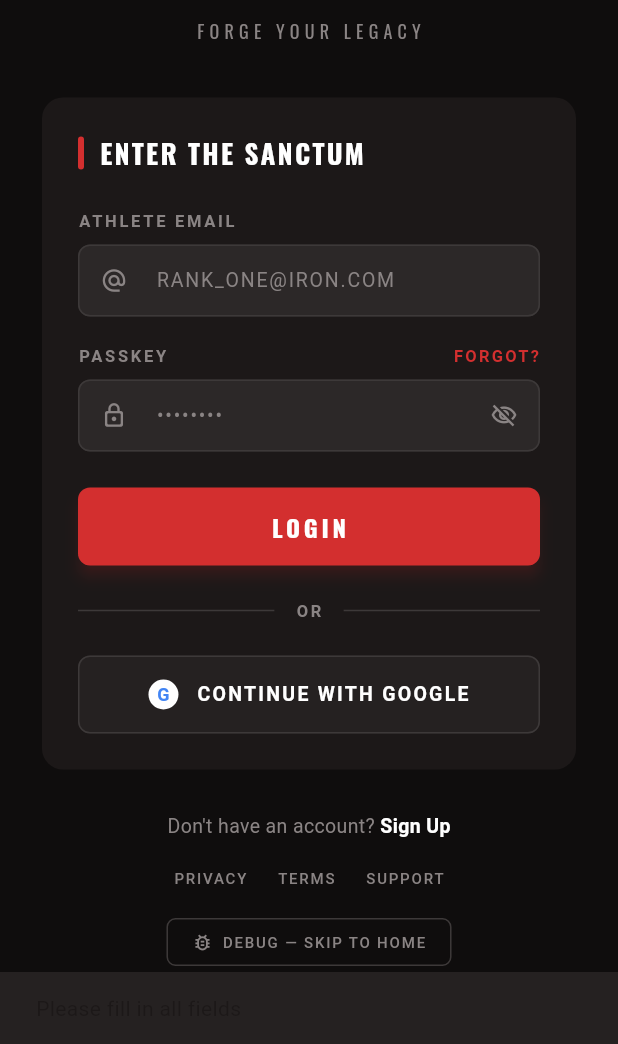
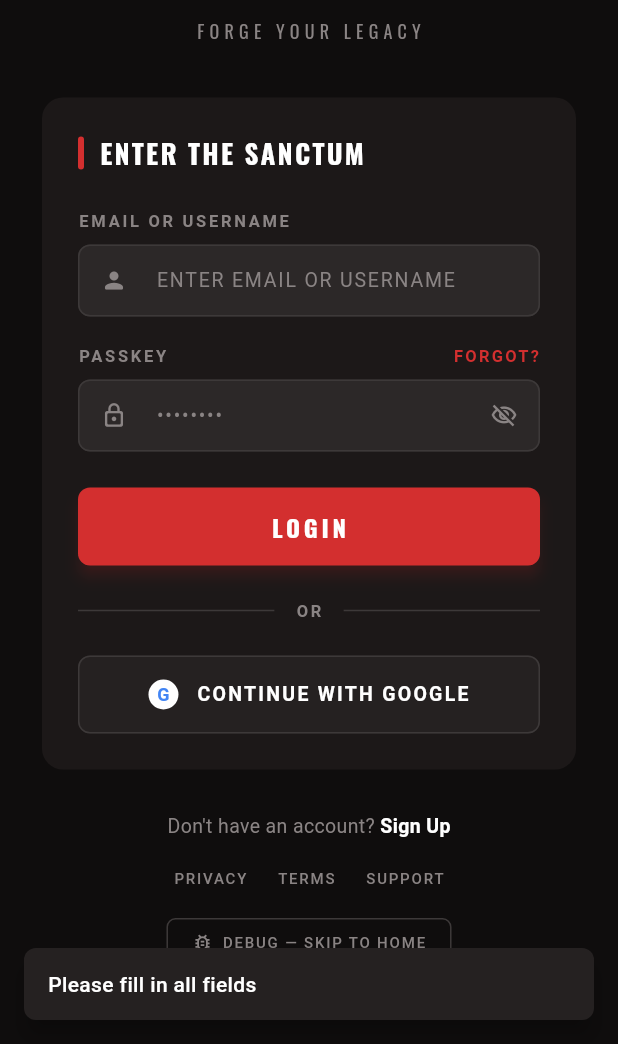
Before and after one commit to mayunngrh/iron-log, a Flutter app: the screen it shows after launch, after a tap on "LOGIN", on a phone screen of 412 x 824 dp, the part 192-1236 px from its top. Run offline on Flutter 3.47's test engine with Material 3 defaults, Android fonts, the phone set to English and light mode, and no system bars; our stand-ins replace google_fonts, sqflite; accounts and stored records are empty.

Commit message:
fixed the register implement and the signin endpoint url

```diff
--- a/lib/core/network/endpoints.dart
+++ b/lib/core/network/endpoints.dart
@@ -4,7 +4,7 @@ class Endpoints {
 
   // ── Auth Endpoints ────────────────────────────────────────────────────────
   static const String signup = '$baseUrl/$apiVersion/auth/signup';
-  static const String login = '$baseUrl/$apiVersion/auth/login';
+  static const String login = '$baseUrl/$apiVersion/auth/signin';
 
   // ── Exercises Endpoints ───────────────────────────────────────────────────
   static const String exercises = '$baseUrl/$apiVersion/exercises';
--- a/lib/features/auth/data/repositories/auth_repository.dart
+++ b/lib/features/auth/data/repositories/auth_repository.dart
@@ -10,7 +10,7 @@ class AuthRepository {
 
   Future<SignUpResponse> signup(SignUpRequest request) async {
     final response = await _apiClient.post(Endpoints.signup, request.toJson());
-    return SignUpResponse.fromJson(response);
+    return SignUpResponse.fromJson(response['data'] as Map<String, dynamic>);
   }
 
   Future<SignUpResponse> register(SignUpRequest request) async {
@@ -18,11 +18,11 @@ class AuthRepository {
   }
 
   Future<Map<String, dynamic>> login({
-    required String email,
+    required String identifier,
     required String password,
   }) async {
     return _apiClient.post(Endpoints.login, {
-      'email': email,
+      'identifier': identifier,
       'password': password,
     });
   }
--- a/lib/features/auth/presentation/screens/login_screen.dart
+++ b/lib/features/auth/presentation/screens/login_screen.dart
@@ -1,6 +1,7 @@
 import 'package:flutter/material.dart';
 import '../../../../core/constants/app_colors.dart';
 import '../../../../core/constants/app_text_styles.dart';
+import '../../../../core/network/api_client.dart';
 import '../../../../features/auth/data/repositories/auth_repository.dart';
 import '../widgets/iron_button.dart';
 import '../widgets/iron_text_field.dart';
@@ -37,22 +38,71 @@ class _LoginScreenState extends State<LoginScreen> {
     setState(() => _isLoading = true);
     try {
       await _repository.login(
-        email: _emailController.text.trim(),
+        identifier: _emailController.text.trim(),
         password: _passwordController.text,
       );
-      // TODO: navigate to home screen on success
+      if (mounted) {
+        Navigator.of(context).pushAndRemoveUntil(
+          MaterialPageRoute(builder: (_) => const MainScreen()),
+          (route) => false,
+        );
+      }
     } catch (e) {
-      _showSnack(e.toString());
+      String errorMessage = 'Login failed';
+      if (e is ApiException) {
+        final statusText = _getStatusCodeText(e.statusCode);
+        errorMessage = '$statusText : ${e.message}';
+      }
+      if (mounted) {
+        _showSnack(errorMessage);
+      }
     } finally {
       if (mounted) setState(() => _isLoading = false);
+    }
+  }
+
+  String _getStatusCodeText(int statusCode) {
+    switch (statusCode) {
+      case 400:
+        return 'Bad Request';
+      case 401:
+        return 'Unauthorized';
+      case 403:
+        return 'Forbidden';
+      case 404:
+        return 'Not Found';
+      case 409:
+        return 'Conflict';
+      case 422:
+        return 'Unprocessable Entity';
+      case 429:
+        return 'Too Many Requests';
+      case 500:
+        return 'Server Error';
+      case 502:
+        return 'Bad Gateway';
+      case 503:
+        return 'Service Unavailable';
+      default:
+        return 'Error';
     }
   }
 
   void _showSnack(String message) {
     ScaffoldMessenger.of(context).showSnackBar(
       SnackBar(
-        content: Text(message),
+        content: Text(
+          message,
+          style: const TextStyle(
+            color: Colors.white,
+            fontSize: 14,
+            fontWeight: FontWeight.w500,
+          ),
+        ),
         backgroundColor: AppColors.cardBackground,
+        behavior: SnackBarBehavior.floating,
+        margin: const EdgeInsets.all(16),
+        shape: RoundedRectangleBorder(borderRadius: BorderRadius.circular(8)),
       ),
     );
   }
@@ -119,13 +169,13 @@ class _LoginScreenState extends State<LoginScreen> {
             ],
           ),
           const SizedBox(height: 24),
-          Text('ATHLETE EMAIL', style: AppTextStyles.label),
+          Text('EMAIL OR USERNAME', style: AppTextStyles.label),
           const SizedBox(height: 8),
           IronTextField(
             controller: _emailController,
-            hint: 'RANK_ONE@IRON.COM',
-            prefixIcon: Icons.alternate_email,
-            keyboardType: TextInputType.emailAddress,
+            hint: 'ENTER EMAIL OR USERNAME',
+            prefixIcon: Icons.person_rounded,
+            keyboardType: TextInputType.text,
           ),
           const SizedBox(height: 18),
           Row(
--- a/lib/features/auth/presentation/screens/register_screen.dart
+++ b/lib/features/auth/presentation/screens/register_screen.dart
@@ -78,7 +78,7 @@ class _RegisterScreenState extends State<RegisterScreen> {
       if (!mounted) return;
 
       try {
-        await _repository.login(email: email, password: password);
+        await _repository.login(identifier: email, password: password);
         if (mounted) {
           Navigator.of(context).pushAndRemoveUntil(
             MaterialPageRoute(builder: (_) => const MainScreen()),
@@ -87,10 +87,10 @@ class _RegisterScreenState extends State<RegisterScreen> {
         }
       } catch (loginError) {
         if (mounted) {
-          String errorMessage = 'Login failed after registration';
+          String errorMessage = 'Auto-login failed after registration. Please login manually.';
           if (loginError is ApiException) {
             final statusText = _getStatusCodeText(loginError.statusCode);
-            errorMessage = '$statusText : ${loginError.message}';
+            errorMessage = 'Auto-login failed: $statusText : ${loginError.message}';
           }
           _showSnack(errorMessage);
           if (mounted) Navigator.pop(context);
```
